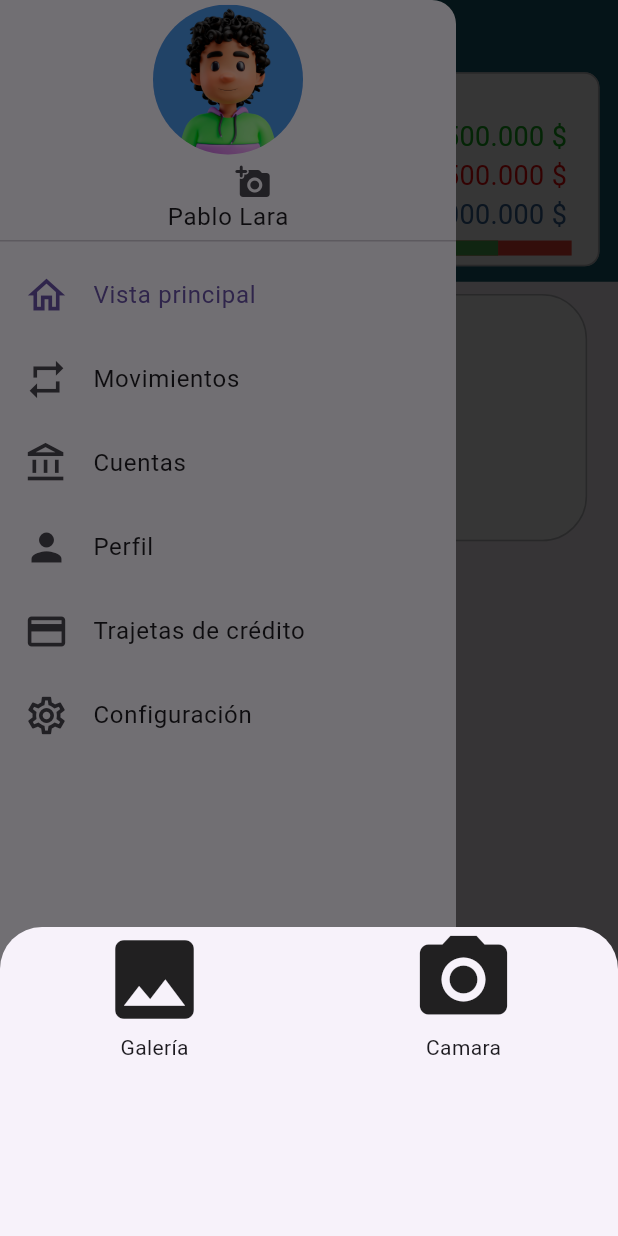
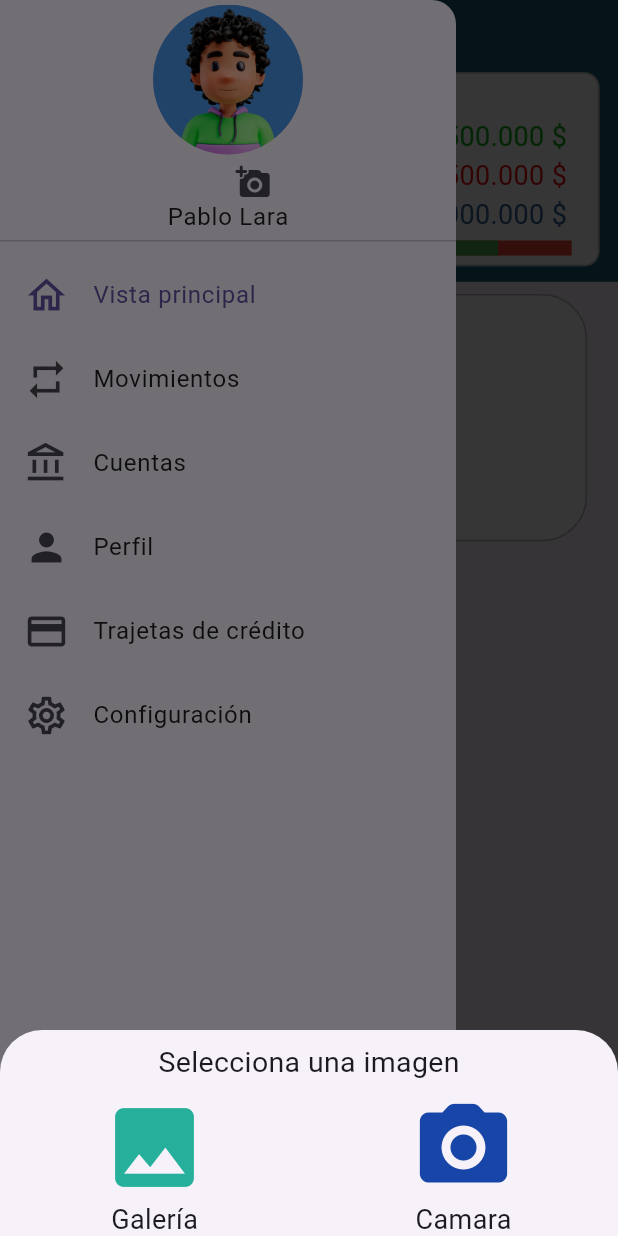
Before and after one commit to softdimo/wapig, a Flutter app: the MyHomePage screen opened directly, in the side drawer, after a tap on the "add a photo" icon, on a phone screen of 412 x 824 dp. Run offline on Flutter 3.47's test engine with Material 3 defaults, Android fonts, the phone set to English and light mode, and no system bars; our stand-ins replace image_picker; Roboto replaces fonts that are missing (Sansita).

```diff
--- a/lib/imports/barrel.dart
+++ b/lib/imports/barrel.dart
@@ -37,3 +37,6 @@ export 'dart:typed_data';
 export 'package:wapig/presentation/widgets/take_photo/take_photo.dart';
 export 'package:wapig/services/image_singleton/image_singleton.dart';
 export 'package:wapig/presentation/screens/screen_welcome.dart';
+export 'package:wapig/models/models_auth/user_model.dart';
+export 'package:wapig/services/login_service/login_service.dart';
+export 'package:wapig/controllers/login_controler.dart';
--- a/lib/models/consolidate_data.dart
+++ b/lib/models/consolidate_data.dart
@@ -12,6 +12,7 @@ class ConsolidatedData {
   });
 
   static Future<ConsolidatedData> fromApi() async {
+
     final apiData = await _getConsolidatedDataFromApi();
 
     return ConsolidatedData(
@@ -22,6 +23,7 @@ class ConsolidatedData {
   }
 
   static Future<ConsolidatedData> _getConsolidatedDataFromApi() async {
+
     final consolidatedDataService = ConsolidatedDataServiceImpl();
     final consolidatedData =
         await consolidatedDataService.getConsolidatedData();
--- a/lib/presentation/screens/auth/recuperar_pw_screen1.dart
+++ b/lib/presentation/screens/auth/recuperar_pw_screen1.dart
@@ -8,6 +8,8 @@ class RecuperarPwScreen1 extends StatefulWidget {
 }
 
 class _RecuperarPwScreenState1 extends State<RecuperarPwScreen1> {
+  final _emailController = TextEditingController();
+  final _passwordController = TextEditingController();
   @override
   Widget build(BuildContext context) {
     // Obtener las dimensiones de la pantalla
@@ -89,11 +91,12 @@ class _RecuperarPwScreenState1 extends State<RecuperarPwScreen1> {
               // =====================================
 
               // Inputs
-              const InputGeneric(
+              InputGeneric(
                 fontSizeText: 20,
                 textHint: 'Correo electrónico',
                 width: 0.8,
                 height: 0.06,
+                textEditingController: _emailController,
               ),
 
               // =====================================
--- a/lib/presentation/screens/home_screen.dart
+++ b/lib/presentation/screens/home_screen.dart
@@ -38,8 +38,6 @@ class _MyHomePageState extends State<MyHomePage> {
   void initState() {
     super.initState();
     _fetchConsolidatedData();
-    //image;
-    //ImageSingleton().setImage(image);
   }
 
   Future<void> _fetchConsolidatedData() async {
@@ -66,8 +64,6 @@ class _MyHomePageState extends State<MyHomePage> {
     final List<ListTile> items = SideMenuItems.getItems();
     final size = MediaQuery.of(context).size;
     ImageProvider imageDefault = AssetImage('assets/images/perfil.png');
-    //ImageSingleton imageSingleton = Provider.of<ImageSingleton>(context);
-    //image != null ? imageDefault = FileImage(image!) : null;
 
     return GestureDetector(
         onTap: () {
--- a/lib/presentation/widgets/take_photo/take_photo.dart
+++ b/lib/presentation/widgets/take_photo/take_photo.dart
@@ -5,8 +5,6 @@ import 'package:wapig/imports/barrel.dart';
 import 'package:wapig/services/select_image/select_image/select_image.dart';
 
 class TakePhoto extends StatefulWidget {
-  //final Function(Uint8List?) onImagePicked;
-  //final Function(File?) onImageFile;
   final Function(XFile?) onImageFile;
   Uint8List? image;
 
@@ -17,35 +15,7 @@ class TakePhoto extends StatefulWidget {
 }
 
 class _TakePhotoState extends State<TakePhoto> {
-  //Uint8List? _image;
   File? imageFile;
-  //String? imagePath;
-
-  /* void _pickImage(ImageSource source, BuildContext context) async {
-    final pickedFile = await ImagePicker().pickImage(source: source);
-
-    if (pickedFile != null) {
-      /* final imageFile2 = File(pickedFile.path);
-      final appDirectory = await getApplicationDocumentsDirectory();
-      //print('directorio: $appDirectory');
-      final newImagePath = '${appDirectory.path}/captured_image.jpg';
-
-      await imageFile2.copy(newImagePath); */
-
-      setState(() {
-        //widget.onImageFile(File(newImagePath));
-        imageFile = File(pickedFile.path);
-        widget.onImageFile(imageFile);
-        Navigator.of(context).pop();
-      });
-
-      /* setState(() {
-        widget.onImagePicked(resizedBytes);
-        widget.onImageFIle(imageFile);
-        Navigator.of(context).pop();
-      }); */
-    }
-  } */
 
   @override
   Widget build(BuildContext context) {
@@ -57,18 +27,32 @@ class _TakePhotoState extends State<TakePhoto> {
   }
 
   void showImagePickerOption(BuildContext context) {
+    final size = MediaQuery.of(context).size;
     showModalBottomSheet(
         context: context,
         builder: (builder) {
           return SizedBox(
             width: MediaQuery.of(context).size.width,
-            height: MediaQuery.of(context).size.height / 4,
-            child: Row(
+            height: MediaQuery.of(context).size.height / 6,
+            child: Column(
+              children: [
+                Padding(
+                  padding: EdgeInsets.only(
+                    top: size.height * 0.01,
+                    bottom: size.height * 0.01,
+                  ),
+                  child: const Text(
+                    'Selecciona una imagen',
+                    style: TextStyle(fontSize: 19),
+                  ),
+                ),
+                Row(
                   children: [
                     Expanded(
                       child: InkWell(
                         onTap: () async {
-                      final imagenGallery = await getImage(ImageSource.gallery);
+                          final imagenGallery =
+                              await getImage(ImageSource.gallery);
                           widget.onImageFile(imagenGallery);
                           setState(() {
                             imageFile = File(imagenGallery!.path);
@@ -78,8 +62,15 @@ class _TakePhotoState extends State<TakePhoto> {
                         child: const SizedBox(
                           child: Column(
                             children: [
-                          Icon(Icons.image, size: 70),
-                          Text('Galería')
+                              Icon(
+                                Icons.image,
+                                size: 70,
+                                color: Color.fromARGB(255, 38, 176, 155),
+                              ),
+                              Text(
+                                'Galería',
+                                style: TextStyle(fontSize: 18),
+                              )
                             ],
                           ),
                         ),
@@ -88,7 +79,8 @@ class _TakePhotoState extends State<TakePhoto> {
                     Expanded(
                       child: InkWell(
                         onTap: () async {
-                      final imagenCamera = await getImage(ImageSource.camera);
+                          final imagenCamera =
+                              await getImage(ImageSource.camera);
                           widget.onImageFile(imagenCamera);
                           setState(() {
                             imageFile = File(imagenCamera!.path);
@@ -100,10 +92,14 @@ class _TakePhotoState extends State<TakePhoto> {
                           child: Column(
                             children: [
                               Icon(
-                            Icons.camera_alt,
+                                Icons.photo_camera_rounded,
                                 size: 70,
+                                color: Color.fromARGB(255, 24, 70, 168),
                               ),
-                          Text('Camara')
+                              Text(
+                                'Camara',
+                                style: TextStyle(fontSize: 18),
+                              )
                             ],
                           ),
                         ),
@@ -111,6 +107,8 @@ class _TakePhotoState extends State<TakePhoto> {
                     )
                   ],
                 ),
+              ],
+            ),
           );
         });
   }
```
Also changed, not shown: lib/controllers/login_controler.dart (added, +24 -0 lines), lib/models/models_auth/user_model.dart (added, +9 -0 lines), lib/presentation/screens/auth/login.dart (+47 -8 lines), lib/presentation/screens/auth/recuperar_pw_screen2.dart (+15 -4 lines), lib/presentation/screens/auth/registro_screen.dart (+10 -3 lines), lib/presentation/widgets/input_generic/input_generic.dart (+23 -17 lines), lib/presentation/widgets/input_generic/input_generic_password.dart (+9 -8 lines), lib/presentation/widgets/input_type_text_generic/input_type_text_generic.dart (+5 -4 lines), lib/presentation/widgets/modal_windows/transfer_modal/transfer_modal.dart (+10 -42 lines), lib/services/login_service/login_service.dart (added, +27 -0 lines). Lines whose indentation alone changed are shown as unchanged.
